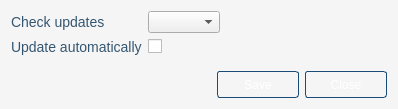
First picture: the form in src/ui/SettingsDialog.ui, repository open-eid/qesteidutil, before the edit.
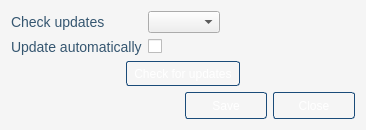
Second picture: the form after the edit. Icons and pictures are not drawn.

Commit message:
qesteidutil: maci uuendamise link
Ticket #2702

Patch:
```diff
--- a/src/ui/SettingsDialog.ui
+++ b/src/ui/SettingsDialog.ui
@@ -6,10 +6,22 @@
    <rect>
     <x>0</x>
     <y>0</y>
-    <width>398</width>
-    <height>109</height>
+    <width>366</width>
+    <height>120</height>
    </rect>
   </property>
+  <property name="sizePolicy">
+   <sizepolicy hsizetype="Preferred" vsizetype="Minimum">
+    <horstretch>0</horstretch>
+    <verstretch>0</verstretch>
+   </sizepolicy>
+  </property>
+  <property name="maximumSize">
+   <size>
+    <width>16777215</width>
+    <height>173</height>
+   </size>
+  </property>
   <property name="windowTitle">
    <string>Settings</string>
   </property>
@@ -44,7 +56,7 @@
      </property>
     </spacer>
    </item>
-   <item row="3" column="0" colspan="2">
+   <item row="5" column="0" colspan="2">
     <widget class="QDialogButtonBox" name="buttonBox">
      <property name="orientation">
       <enum>Qt::Horizontal</enum>
@@ -84,6 +96,68 @@
      </item>
     </layout>
    </item>
+   <item row="3" column="0" colspan="2">
+    <layout class="QHBoxLayout" name="horizontalLayout_2">
+     <item>
+      <spacer name="horizontalSpacer_2">
+       <property name="orientation">
+        <enum>Qt::Horizontal</enum>
+       </property>
+       <property name="sizeHint" stdset="0">
+        <size>
+         <width>40</width>
+         <height>20</height>
+        </size>
+       </property>
+      </spacer>
+     </item>
+     <item>
+      <widget class="QPushButton" name="checkUpdates">
+       <property name="sizePolicy">
+        <sizepolicy hsizetype="Expanding" vsizetype="Minimum">
+         <horstretch>0</horstretch>
+         <verstretch>0</verstretch>
+        </sizepolicy>
+       </property>
+       <property name="maximumSize">
+        <size>
+         <width>16777215</width>
+         <height>25</height>
+        </size>
+       </property>
+       <property name="text">
+        <string>Check for updates</string>
+       </property>
+      </widget>
+     </item>
+     <item>
+      <spacer name="horizontalSpacer_3">
+       <property name="orientation">
+        <enum>Qt::Horizontal</enum>
+       </property>
+       <property name="sizeHint" stdset="0">
+        <size>
+         <width>40</width>
+         <height>20</height>
+        </size>
+       </property>
+      </spacer>
+     </item>
+    </layout>
+   </item>
+   <item row="4" column="0">
+    <spacer name="verticalSpacer">
+     <property name="orientation">
+      <enum>Qt::Vertical</enum>
+     </property>
+     <property name="sizeHint" stdset="0">
+      <size>
+       <width>20</width>
+       <height>40</height>
+      </size>
+     </property>
+    </spacer>
+   </item>
   </layout>
  </widget>
  <resources>
```
The commit also changes 2 other files.
